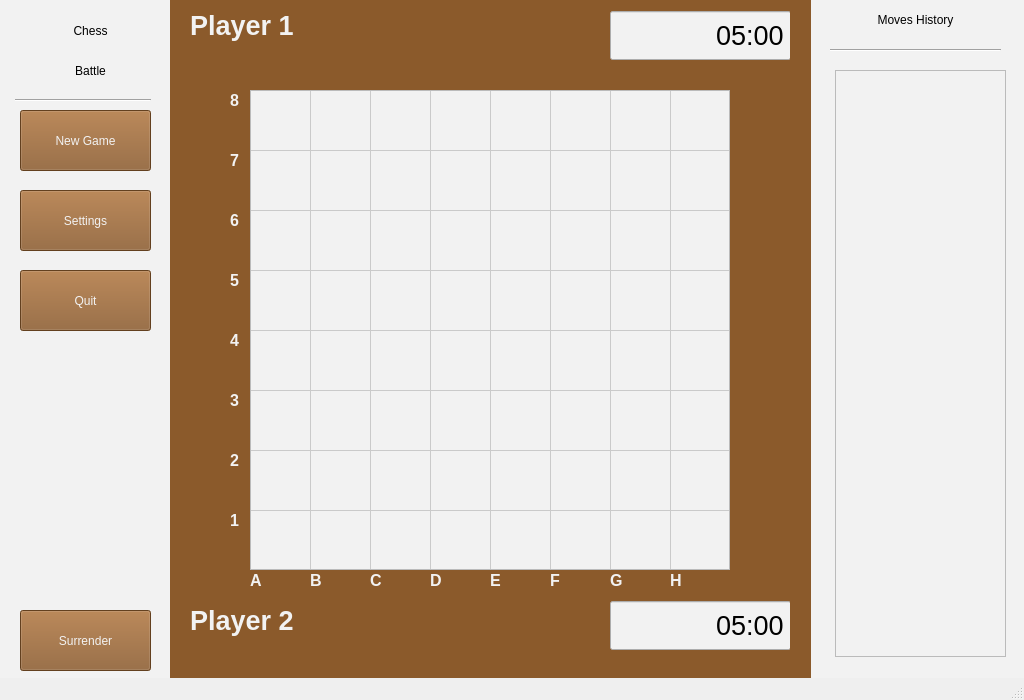
The window that view.ui (MRadzynski/ChessBattle) describes before a commit, drawn with Qt 5.
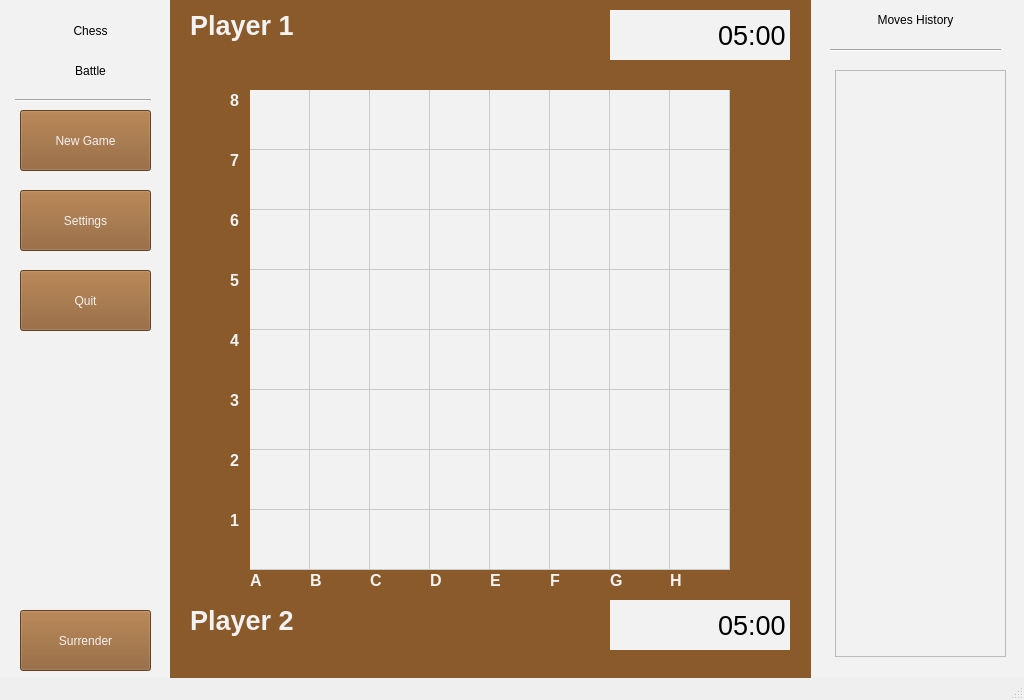
The same window after the commit. Icons and pictures are not drawn.

Diff of the .ui file:
```diff
--- a/view.ui
+++ b/view.ui
@@ -265,10 +265,22 @@
        <rect>
         <x>0</x>
         <y>0</y>
-        <width>181</width>
-        <height>61</height>
+        <width>180</width>
+        <height>60</height>
        </rect>
       </property>
+      <property name="minimumSize">
+       <size>
+        <width>180</width>
+        <height>60</height>
+       </size>
+      </property>
+      <property name="maximumSize">
+       <size>
+        <width>180</width>
+        <height>60</height>
+       </size>
+      </property>
       <property name="font">
        <font>
         <pointsize>20</pointsize>
@@ -293,10 +305,22 @@
        <rect>
         <x>420</x>
         <y>0</y>
-        <width>181</width>
-        <height>51</height>
+        <width>180</width>
+        <height>50</height>
        </rect>
       </property>
+      <property name="minimumSize">
+       <size>
+        <width>180</width>
+        <height>50</height>
+       </size>
+      </property>
+      <property name="maximumSize">
+       <size>
+        <width>180</width>
+        <height>50</height>
+       </size>
+      </property>
       <property name="font">
        <font>
         <pointsize>20</pointsize>
@@ -305,8 +329,13 @@
       </property>
       <property name="styleSheet">
        <string notr="true">background-color: rgb(242, 242, 242);
+selection-background-color: rgba(255, 255, 255, 0);
+selection-color: rgb(0, 0, 0);
 color: rgb(0, 0, 0);</string>
       </property>
+      <property name="frame">
+       <bool>false</bool>
+      </property>
       <property name="alignment">
        <set>Qt::AlignRight|Qt::AlignTrailing|Qt::AlignVCenter</set>
       </property>
@@ -347,10 +376,22 @@
        <rect>
         <x>0</x>
         <y>0</y>
-        <width>181</width>
-        <height>61</height>
+        <width>180</width>
+        <height>60</height>
        </rect>
       </property>
+      <property name="minimumSize">
+       <size>
+        <width>180</width>
+        <height>60</height>
+       </size>
+      </property>
+      <property name="maximumSize">
+       <size>
+        <width>180</width>
+        <height>60</height>
+       </size>
+      </property>
       <property name="font">
        <font>
         <pointsize>20</pointsize>
@@ -369,10 +410,22 @@
        <rect>
         <x>420</x>
         <y>10</y>
-        <width>181</width>
-        <height>51</height>
+        <width>180</width>
+        <height>50</height>
        </rect>
       </property>
+      <property name="minimumSize">
+       <size>
+        <width>180</width>
+        <height>50</height>
+       </size>
+      </property>
+      <property name="maximumSize">
+       <size>
+        <width>180</width>
+        <height>50</height>
+       </size>
+      </property>
       <property name="font">
        <font>
         <pointsize>20</pointsize>
@@ -381,8 +434,17 @@
       </property>
       <property name="styleSheet">
        <string notr="true">background-color: rgb(242, 242, 242);
+border-color: rgba(255, 255, 255, 0);
+selection-color: rgba(0, 0, 0, 255);
+selection-background-color: rgba(255, 255, 255, 0);
 color: rgb(0, 0, 0);</string>
       </property>
+      <property name="inputMethodHints">
+       <set>Qt::ImhPreferNumbers</set>
+      </property>
+      <property name="frame">
+       <bool>false</bool>
+      </property>
       <property name="alignment">
        <set>Qt::AlignRight|Qt::AlignTrailing|Qt::AlignVCenter</set>
       </property>
@@ -397,7 +459,7 @@
       </property>
       <property name="dateTime">
        <datetime>
-        <hour>23</hour>
+        <hour>0</hour>
         <minute>5</minute>
         <second>0</second>
         <year>1999</year>
@@ -417,7 +479,7 @@
       </property>
       <property name="time">
        <time>
-        <hour>23</hour>
+        <hour>0</hour>
         <minute>5</minute>
         <second>0</second>
        </time>
@@ -787,7 +849,16 @@
      </property>
      <property name="styleSheet">
       <string notr="true">background-color: rgb(242, 242, 242);
-border-color: rgb(255, 255, 255);</string>
+border-color: rgba(255, 255, 255,0);</string>
+     </property>
+     <property name="frameShape">
+      <enum>QFrame::NoFrame</enum>
+     </property>
+     <property name="frameShadow">
+      <enum>QFrame::Plain</enum>
+     </property>
+     <property name="lineWidth">
+      <number>0</number>
      </property>
      <property name="verticalScrollBarPolicy">
       <enum>Qt::ScrollBarAlwaysOff</enum>
```
Left out of the diff: 6 changed lines with no effect on the pictures.
